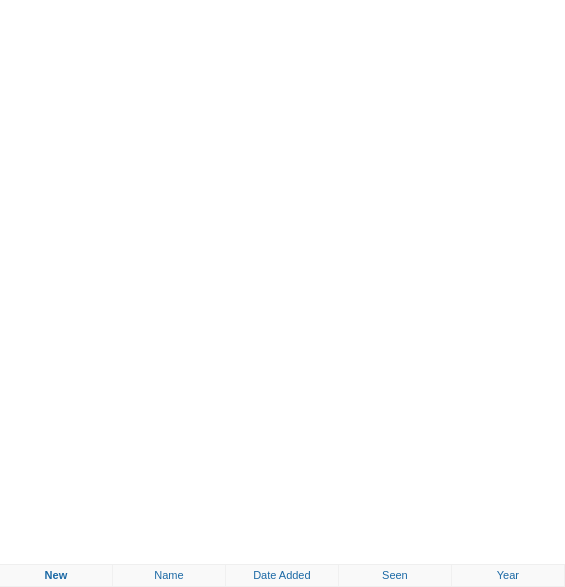
First picture: the form in movies/FilesWidget.ui, repository Komet/MediaElch, before the edit.
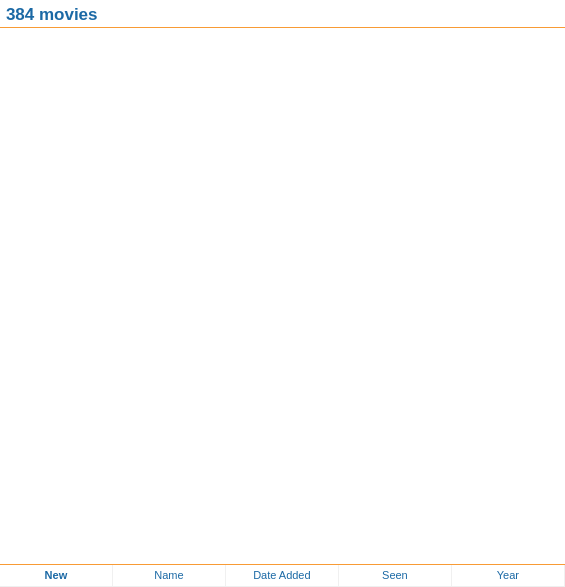
Second picture: the form after the edit. Custom widgets are drawn as their Qt base class.

Commit message: Fixes #31 Show info about visible movies, tv shows, concerts

Diff of the .ui file:
```diff
--- a/movies/FilesWidget.ui
+++ b/movies/FilesWidget.ui
@@ -35,6 +35,57 @@
    <property name="bottomMargin">
     <number>0</number>
    </property>
+   <item>
+    <widget class="QWidget" name="widget_2" native="true">
+     <property name="font">
+      <font>
+       <pointsize>9</pointsize>
+      </font>
+     </property>
+     <property name="styleSheet">
+      <string notr="true">QWidget {
+	background-color: #ffffff;
+	color: rgb(27, 105, 165);
+	border-bottom: 1px solid #f0f0f0;
+	border-bottom: 1px solid rgb(248, 155, 53);
+}</string>
+     </property>
+     <layout class="QVBoxLayout" name="verticalLayout_2">
+      <property name="leftMargin">
+       <number>6</number>
+      </property>
+      <property name="topMargin">
+       <number>4</number>
+      </property>
+      <property name="rightMargin">
+       <number>6</number>
+      </property>
+      <property name="bottomMargin">
+       <number>4</number>
+      </property>
+      <item>
+       <widget class="QLabel" name="statusLabel">
+        <property name="font">
+         <font>
+          <pointsize>13</pointsize>
+          <weight>75</weight>
+          <bold>true</bold>
+         </font>
+        </property>
+        <property name="styleSheet">
+         <string notr="true">border: none;</string>
+        </property>
+        <property name="text">
+         <string notr="true">384 movies</string>
+        </property>
+        <property name="alignment">
+         <set>Qt::AlignLeading|Qt::AlignLeft|Qt::AlignVCenter</set>
+        </property>
+       </widget>
+      </item>
+     </layout>
+    </widget>
+   </item>
    <item>
     <widget class="MyTableView" name="files">
      <property name="minimumSize">
@@ -102,7 +153,10 @@
 	border-right: 1px solid rgba(0, 0, 0, 100);
 	background-color: #b0b0b0;
 }
-*/</string>
+*/
+
+border-top: 1px solid rgb(248, 155, 53);
+</string>
      </property>
      <layout class="QHBoxLayout" name="horizontalLayout_2" stretch="0,0,0,0,0">
       <property name="spacing">
@@ -127,6 +181,7 @@
         </property>
         <property name="styleSheet">
          <string notr="true">background-color: #f9f9f9;
+background-color: #ffffff;
 color: rgb(27, 105, 165);
 border: none;
 border-right: 1px solid #f0f0f0;
@@ -153,6 +208,7 @@
         </property>
         <property name="styleSheet">
          <string notr="true">background-color: #f9f9f9;
+background-color: #ffffff;
 color: rgb(27, 105, 165);
 border: none;
 border-right: 1px solid #f0f0f0;
@@ -179,6 +235,7 @@
         </property>
         <property name="styleSheet">
          <string notr="true">background-color: #f9f9f9;
+background-color: #ffffff;
 color: rgb(27, 105, 165);
 border: none;
 border-right: 1px solid #f0f0f0;
@@ -205,6 +262,7 @@
         </property>
         <property name="styleSheet">
          <string notr="true">background-color: #f9f9f9;
+background-color: #ffffff;
 color: rgb(27, 105, 165);
 border: none;
 border-right: 1px solid #f0f0f0;
@@ -231,6 +289,7 @@
         </property>
         <property name="styleSheet">
          <string notr="true">background-color: #f9f9f9;
+background-color: #ffffff;
 color: rgb(27, 105, 165);
 border: none;
 border-right: 1px solid #f0f0f0;
```
The commit also changes 14 other files.
